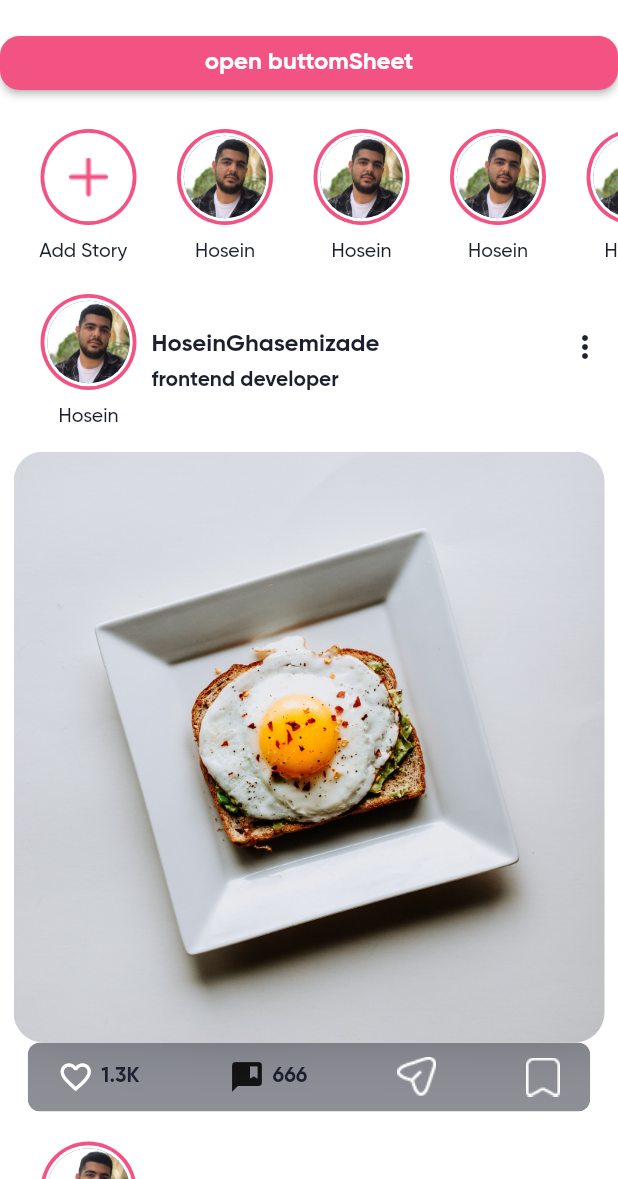
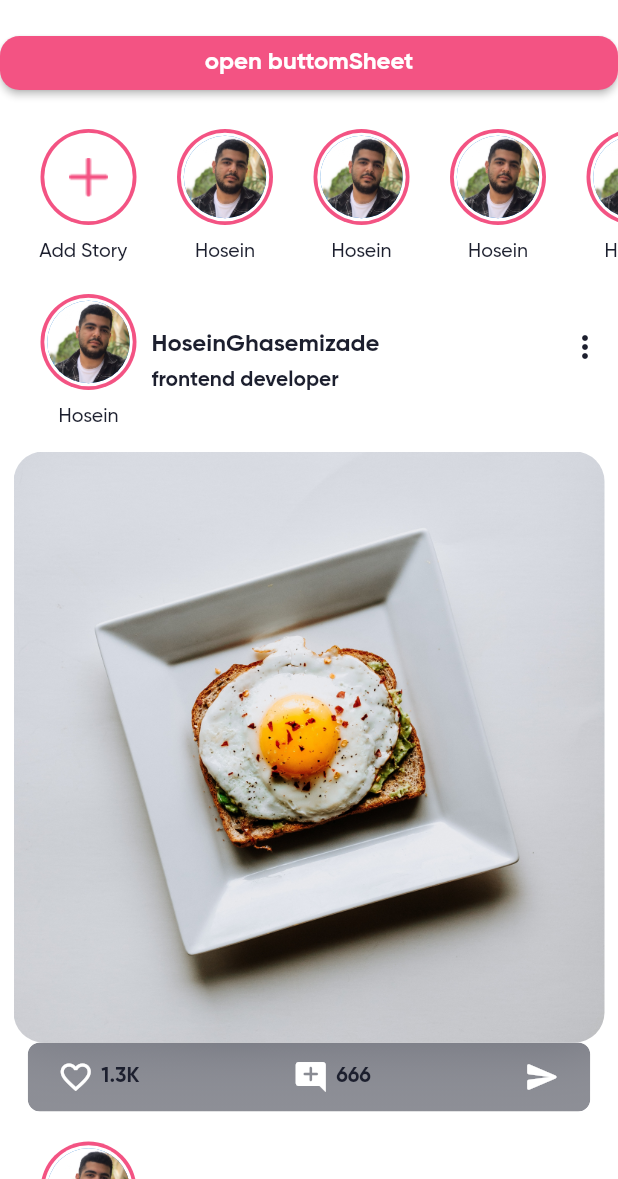
Before and after one commit to ghasemizade/instagram_clone, a Flutter app: the homePage screen opened directly, on a phone screen of 412 x 824 dp, the part 57-1236 px from its top. Run offline on Flutter 3.47's test engine with Material 2 defaults, Android fonts, the phone set to English and light mode, and no system bars.

Commit message:
update icon

```diff
--- a/instagram/lib/screens/home_screen.dart
+++ b/instagram/lib/screens/home_screen.dart
@@ -281,7 +281,10 @@ class _getPost extends StatelessWidget {
                                   //   image: AssetImage(
                                   //       'assets/Images/icon_comments.png'),
                                   // ),
-                                  Icon(Icons.comment_bank),
+                                  Icon(
+                                    Icons.add_comment_rounded,
+                                    color: Colors.white,
+                                  ),
                                   SizedBox(
                                     width: 5.0,
                                   ),
@@ -294,14 +297,19 @@ class _getPost extends StatelessWidget {
                                   ),
                                 ],
                               ),
-                              Image(
-                                image:
-                                    AssetImage('assets/Images/icon_share.png'),
+                              // Image(
+                              //   image:
+                              //       AssetImage('assets/Images/icon_share.png'),
+                              // ),
+                              Icon(
+                                Icons.send_rounded,
+                                color: Colors.white,
                               ),
-                              Image(
-                                image:
-                                    AssetImage('assets/Images/icon_save.png'),
-                              ),
+                              // Image(
+                              //   image:
+                              //       AssetImage('assets/Images/icon_save.png'),
+                              // ),
+                              // Icon(Icons.)
                             ],
                           ),
                         ),
```
